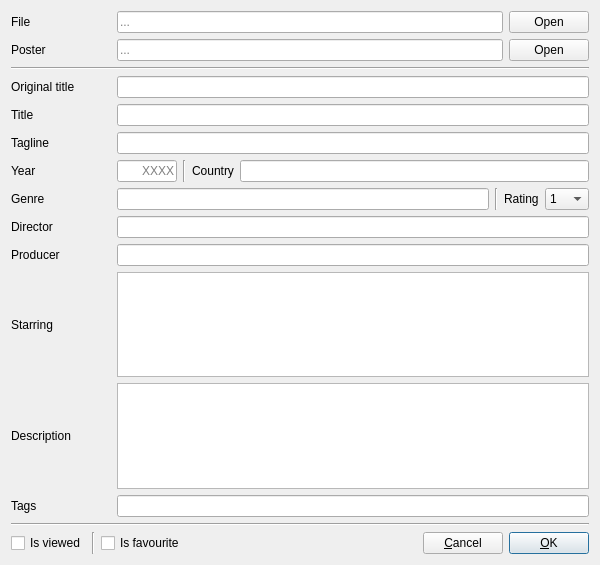
First picture: the form in src/addfilmwindow.ui, repository eugene-melnik/alexandra, before the edit.
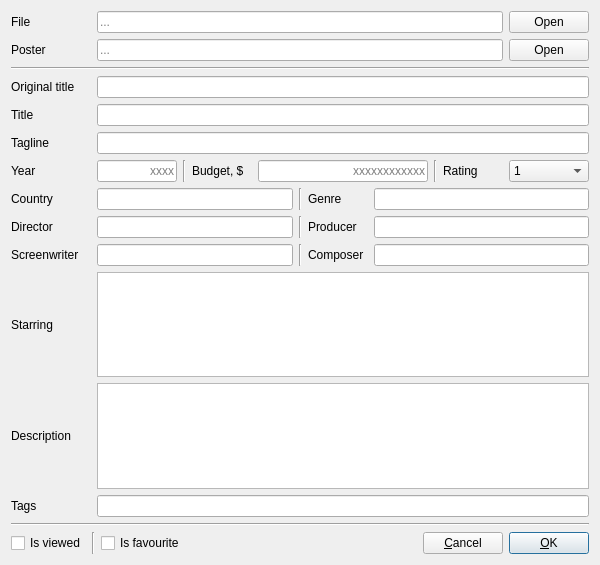
Second picture: the form after the edit. Icons and pictures are not drawn.

Commit message: New fields in film description (budget, screenwriter, composer) (#6)

The edit to the form file:
```diff
--- a/src/addfilmwindow.ui
+++ b/src/addfilmwindow.ui
@@ -36,7 +36,7 @@
       <widget class="QLabel" name="labelFile">
        <property name="minimumSize">
         <size>
-         <width>100</width>
+         <width>80</width>
          <height>0</height>
         </size>
        </property>
@@ -82,7 +82,7 @@
       <widget class="QLabel" name="labelPoster">
        <property name="minimumSize">
         <size>
-         <width>100</width>
+         <width>80</width>
          <height>0</height>
         </size>
        </property>
@@ -135,7 +135,7 @@
       <widget class="QLabel" name="labelOriginalTitle">
        <property name="minimumSize">
         <size>
-         <width>100</width>
+         <width>80</width>
          <height>0</height>
         </size>
        </property>
@@ -162,7 +162,7 @@
       <widget class="QLabel" name="labelTitle">
        <property name="minimumSize">
         <size>
-         <width>100</width>
+         <width>80</width>
          <height>0</height>
         </size>
        </property>
@@ -189,7 +189,7 @@
       <widget class="QLabel" name="labelTagline">
        <property name="minimumSize">
         <size>
-         <width>100</width>
+         <width>80</width>
          <height>0</height>
         </size>
        </property>
@@ -211,12 +211,14 @@
     </layout>
    </item>
    <item>
-    <layout class="QHBoxLayout" name="hl6">
+    <layout class="QHBoxLayout" name="hl20" stretch="0,0,1,0,0">
+     <item>
+      <layout class="QHBoxLayout" name="hl20_1">
      <item>
       <widget class="QLabel" name="labelYear">
        <property name="minimumSize">
         <size>
-         <width>100</width>
+           <width>80</width>
          <height>0</height>
         </size>
        </property>
@@ -229,7 +231,7 @@
       <widget class="QLineEdit" name="eYear">
        <property name="maximumSize">
         <size>
-         <width>60</width>
+           <width>80</width>
          <height>16777215</height>
         </size>
        </property>
@@ -243,9 +245,14 @@
         <set>Qt::AlignRight|Qt::AlignTrailing|Qt::AlignVCenter</set>
        </property>
        <property name="placeholderText">
-        <string notr="true">XXXX</string>
-       </property>
-      </widget>
+          <string notr="true">xxxx</string>
+         </property>
+         <property name="clearButtonEnabled">
+          <bool>true</bool>
+         </property>
+        </widget>
+       </item>
+      </layout>
      </item>
      <item>
       <widget class="Line" name="l1">
@@ -255,54 +262,40 @@
       </widget>
      </item>
      <item>
-      <widget class="QLabel" name="labelCountry">
-       <property name="text">
-        <string>Country</string>
-       </property>
-      </widget>
-     </item>
+      <layout class="QHBoxLayout" name="hl20_2" stretch="0,1">
      <item>
-      <widget class="QLineEdit" name="eCountry">
-       <property name="toolTip">
-        <string>Countries, comma separated</string>
-       </property>
-       <property name="maxLength">
-        <number>200</number>
-       </property>
-       <property name="clearButtonEnabled">
-        <bool>true</bool>
-       </property>
-      </widget>
-     </item>
-    </layout>
-   </item>
-   <item>
-    <layout class="QHBoxLayout" name="hl7">
-     <item>
-      <widget class="QLabel" name="labelGenre">
+        <widget class="QLabel" name="labelBudget">
        <property name="minimumSize">
         <size>
-         <width>100</width>
+           <width>60</width>
          <height>0</height>
         </size>
        </property>
        <property name="text">
-        <string>Genre</string>
+          <string>Budget, $</string>
        </property>
       </widget>
      </item>
      <item>
-      <widget class="QLineEdit" name="eGenre">
-       <property name="toolTip">
-        <string>Genres, comma separated</string>
+        <widget class="QLineEdit" name="eBudget">
+         <property name="inputMask">
+          <string notr="true">999999999999</string>
        </property>
        <property name="maxLength">
-        <number>200</number>
+          <number>12</number>
+         </property>
+         <property name="alignment">
+          <set>Qt::AlignRight|Qt::AlignTrailing|Qt::AlignVCenter</set>
+         </property>
+         <property name="placeholderText">
+          <string notr="true">xxxxxxxxxxxx</string>
        </property>
        <property name="clearButtonEnabled">
         <bool>true</bool>
        </property>
       </widget>
+       </item>
+      </layout>
      </item>
      <item>
       <widget class="Line" name="l2">
@@ -312,7 +305,15 @@
       </widget>
      </item>
      <item>
+      <layout class="QHBoxLayout" name="hl20_3">
+       <item>
       <widget class="QLabel" name="labelRating">
+         <property name="minimumSize">
+          <size>
+           <width>60</width>
+           <height>0</height>
+          </size>
+         </property>
        <property name="text">
         <string>Rating</string>
        </property>
@@ -320,6 +321,12 @@
      </item>
      <item>
       <widget class="QComboBox" name="cbRating">
+         <property name="minimumSize">
+          <size>
+           <width>80</width>
+           <height>0</height>
+          </size>
+         </property>
        <property name="currentIndex">
         <number>0</number>
        </property>
@@ -380,13 +387,88 @@
      </item>
     </layout>
    </item>
+    </layout>
+   </item>
+   <item>
+    <layout class="QHBoxLayout" name="hl21">
+     <item>
+      <layout class="QHBoxLayout" name="hl21_1">
+       <item>
+        <widget class="QLabel" name="labelCountry">
+         <property name="minimumSize">
+          <size>
+           <width>80</width>
+           <height>0</height>
+          </size>
+         </property>
+         <property name="text">
+          <string>Country</string>
+         </property>
+        </widget>
+       </item>
+       <item>
+        <widget class="QLineEdit" name="eCountry">
+         <property name="toolTip">
+          <string>Countries, comma separated</string>
+         </property>
+         <property name="maxLength">
+          <number>200</number>
+         </property>
+         <property name="clearButtonEnabled">
+          <bool>true</bool>
+         </property>
+        </widget>
+       </item>
+      </layout>
+     </item>
+     <item>
+      <widget class="Line" name="line_3">
+       <property name="orientation">
+        <enum>Qt::Vertical</enum>
+       </property>
+      </widget>
+     </item>
+     <item>
+      <layout class="QHBoxLayout" name="hl21_2">
+       <item>
+        <widget class="QLabel" name="labelGenre">
+         <property name="minimumSize">
+          <size>
+           <width>60</width>
+           <height>0</height>
+          </size>
+         </property>
+         <property name="text">
+          <string>Genre</string>
+         </property>
+        </widget>
+       </item>
+       <item>
+        <widget class="QLineEdit" name="eGenre">
+         <property name="toolTip">
+          <string>Genres, comma separated</string>
+         </property>
+         <property name="maxLength">
+          <number>200</number>
+         </property>
+         <property name="clearButtonEnabled">
+          <bool>true</bool>
+         </property>
+        </widget>
+       </item>
+      </layout>
+     </item>
+    </layout>
+   </item>
+   <item>
+    <layout class="QHBoxLayout" name="hl22">
    <item>
     <layout class="QHBoxLayout" name="hl8">
      <item>
       <widget class="QLabel" name="labelDirector">
        <property name="minimumSize">
         <size>
-         <width>100</width>
+           <width>80</width>
          <height>0</height>
         </size>
        </property>
@@ -410,13 +492,20 @@
      </item>
     </layout>
    </item>
+     <item>
+      <widget class="Line" name="line">
+       <property name="orientation">
+        <enum>Qt::Vertical</enum>
+       </property>
+      </widget>
+     </item>
    <item>
     <layout class="QHBoxLayout" name="hl9">
      <item>
       <widget class="QLabel" name="labelProducer">
        <property name="minimumSize">
         <size>
-         <width>100</width>
+           <width>60</width>
          <height>0</height>
         </size>
        </property>
@@ -440,13 +529,86 @@
      </item>
     </layout>
    </item>
+    </layout>
+   </item>
+   <item>
+    <layout class="QHBoxLayout" name="hl14">
+     <item>
+      <layout class="QHBoxLayout" name="hl8_2">
+       <item>
+        <widget class="QLabel" name="labelScreenwriter">
+         <property name="minimumSize">
+          <size>
+           <width>80</width>
+           <height>0</height>
+          </size>
+         </property>
+         <property name="text">
+          <string>Screenwriter</string>
+         </property>
+        </widget>
+       </item>
+       <item>
+        <widget class="QLineEdit" name="eScreenwriter">
+         <property name="toolTip">
+          <string>Directors, comma separated</string>
+         </property>
+         <property name="maxLength">
+          <number>200</number>
+         </property>
+         <property name="clearButtonEnabled">
+          <bool>true</bool>
+         </property>
+        </widget>
+       </item>
+      </layout>
+     </item>
+     <item>
+      <widget class="Line" name="line_2">
+       <property name="orientation">
+        <enum>Qt::Vertical</enum>
+       </property>
+      </widget>
+     </item>
+     <item>
+      <layout class="QHBoxLayout" name="hl9_2">
+       <item>
+        <widget class="QLabel" name="labelComposer">
+         <property name="minimumSize">
+          <size>
+           <width>60</width>
+           <height>0</height>
+          </size>
+         </property>
+         <property name="text">
+          <string>Composer</string>
+         </property>
+        </widget>
+       </item>
+       <item>
+        <widget class="QLineEdit" name="eComposer">
+         <property name="toolTip">
+          <string>Producers, comma separated</string>
+         </property>
+         <property name="maxLength">
+          <number>500</number>
+         </property>
+         <property name="clearButtonEnabled">
+          <bool>true</bool>
+         </property>
+        </widget>
+       </item>
+      </layout>
+     </item>
+    </layout>
+   </item>
    <item>
     <layout class="QHBoxLayout" name="hl10">
      <item>
       <widget class="QLabel" name="labelStarring">
        <property name="minimumSize">
         <size>
-         <width>100</width>
+         <width>80</width>
          <height>0</height>
         </size>
        </property>
@@ -473,7 +635,7 @@
       <widget class="QLabel" name="labelDescription">
        <property name="minimumSize">
         <size>
-         <width>100</width>
+         <width>80</width>
          <height>0</height>
         </size>
        </property>
@@ -500,7 +662,7 @@
       <widget class="QLabel" name="labelTags">
        <property name="minimumSize">
         <size>
-         <width>100</width>
+         <width>80</width>
          <height>0</height>
         </size>
        </property>
```
Left out of the diff: 2 changed lines with no effect on the pictures. Lines whose indentation alone changed are shown as unchanged. The commit also changes 9 other files.
